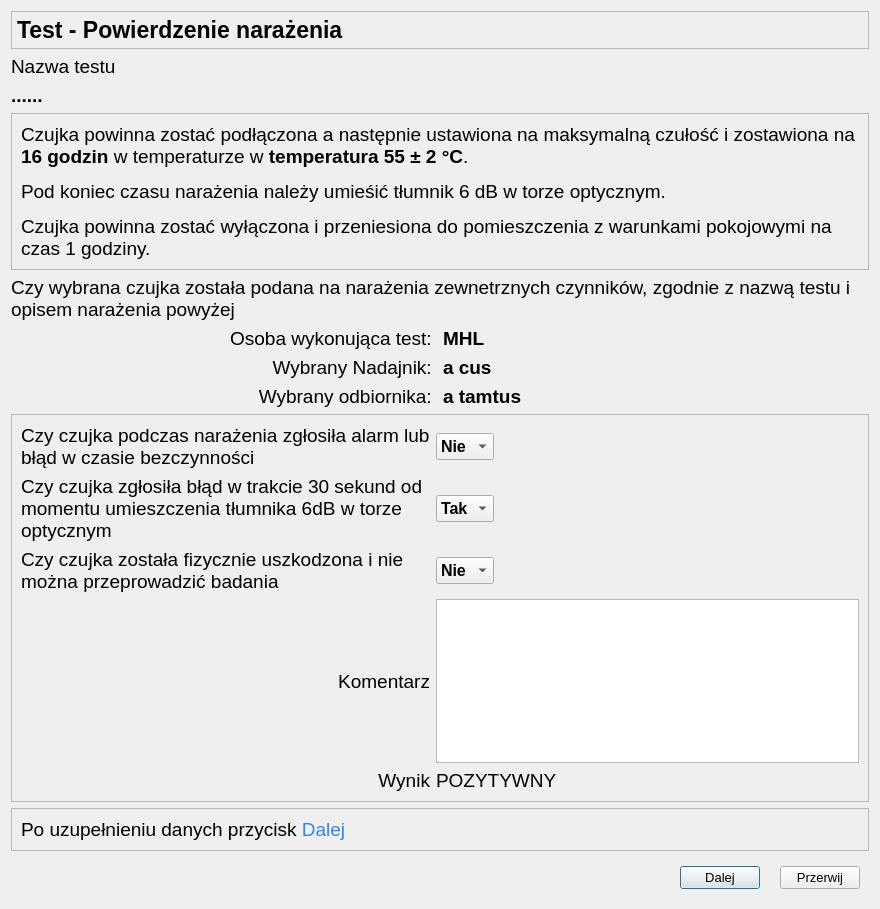
First picture: the form in CzujkiLinioweApp/oknopotwierdzenieemcnarazenie.ui, repository wiacekmarcin/CzujkiLiniowe, before the edit.
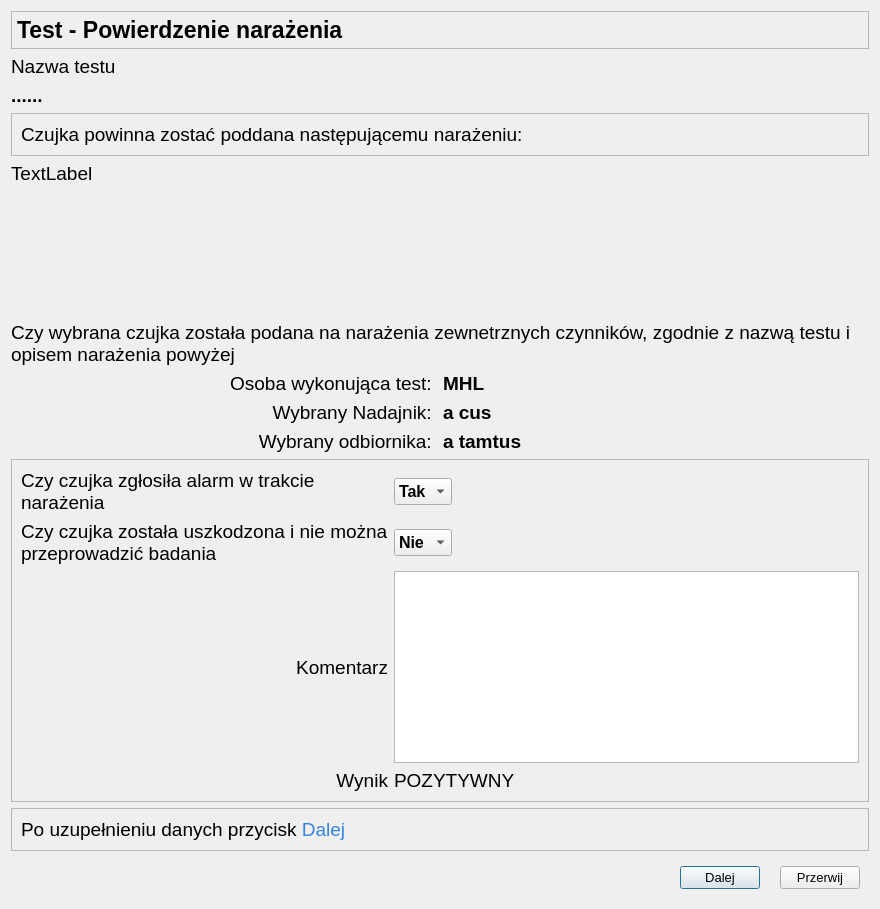
Second picture: the form after the edit. Icons and pictures are not drawn.

The edit to the form file:
```diff
--- a/CzujkiLinioweApp/oknopotwierdzenieemcnarazenie.ui
+++ b/CzujkiLinioweApp/oknopotwierdzenieemcnarazenie.ui
@@ -32,6 +32,132 @@
    <string>Parametry Testu - potwierdzenie wykonanych czynności</string>
   </property>
   <layout class="QGridLayout" name="gridLayout">
+   <item row="7" column="1">
+    <widget class="QLabel" name="osobaWykonujacaTest">
+     <property name="font">
+      <font>
+       <family>Arial</family>
+       <pointsize>14</pointsize>
+       <bold>true</bold>
+      </font>
+     </property>
+     <property name="text">
+      <string>MHL</string>
+     </property>
+    </widget>
+   </item>
+   <item row="12" column="0" colspan="2">
+    <widget class="QFrame" name="frame_2">
+     <property name="frameShape">
+      <enum>QFrame::StyledPanel</enum>
+     </property>
+     <property name="frameShadow">
+      <enum>QFrame::Raised</enum>
+     </property>
+     <layout class="QHBoxLayout" name="horizontalLayout_2">
+      <item>
+       <widget class="QLabel" name="infonext">
+        <property name="font">
+         <font>
+          <family>Arial</family>
+          <pointsize>14</pointsize>
+         </font>
+        </property>
+        <property name="text">
+         <string>&lt;html&gt;&lt;head/&gt;&lt;body&gt;&lt;p&gt;Po uzupełnieniu danych przycisk&lt;span style=&quot; color:#3584e4;&quot;&gt; Dalej&lt;/span&gt;&lt;/p&gt;&lt;/body&gt;&lt;/html&gt;</string>
+        </property>
+       </widget>
+      </item>
+     </layout>
+    </widget>
+   </item>
+   <item row="8" column="1">
+    <widget class="QLabel" name="numerNadajnika">
+     <property name="font">
+      <font>
+       <family>Arial</family>
+       <pointsize>14</pointsize>
+       <bold>true</bold>
+      </font>
+     </property>
+     <property name="text">
+      <string>a cus</string>
+     </property>
+    </widget>
+   </item>
+   <item row="6" column="0" colspan="2">
+    <widget class="QLabel" name="label_4">
+     <property name="font">
+      <font>
+       <family>Arial</family>
+       <pointsize>14</pointsize>
+      </font>
+     </property>
+     <property name="text">
+      <string>Czy wybrana czujka została podana na narażenia zewnetrznych czynników, zgodnie z nazwą testu i opisem narażenia powyżej</string>
+     </property>
+     <property name="wordWrap">
+      <bool>true</bool>
+     </property>
+    </widget>
+   </item>
+   <item row="5" column="0">
+    <spacer name="verticalSpacer">
+     <property name="orientation">
+      <enum>Qt::Vertical</enum>
+     </property>
+     <property name="sizeHint" stdset="0">
+      <size>
+       <width>20</width>
+       <height>40</height>
+      </size>
+     </property>
+    </spacer>
+   </item>
+   <item row="7" column="0">
+    <widget class="QLabel" name="lOsobaWykonujacaTest">
+     <property name="font">
+      <font>
+       <family>Arial</family>
+       <pointsize>14</pointsize>
+      </font>
+     </property>
+     <property name="text">
+      <string>Osoba wykonująca test: </string>
+     </property>
+     <property name="alignment">
+      <set>Qt::AlignRight|Qt::AlignTrailing|Qt::AlignVCenter</set>
+     </property>
+    </widget>
+   </item>
+   <item row="3" column="0" colspan="2">
+    <widget class="QFrame" name="fr_rozproszoneSwiatlo">
+     <property name="frameShape">
+      <enum>QFrame::StyledPanel</enum>
+     </property>
+     <property name="frameShadow">
+      <enum>QFrame::Raised</enum>
+     </property>
+     <layout class="QHBoxLayout" name="horizontalLayout_4">
+      <item>
+       <widget class="QLabel" name="narazenie">
+        <property name="font">
+         <font>
+          <family>Arial</family>
+          <pointsize>14</pointsize>
+         </font>
+        </property>
+        <property name="text">
+         <string>&lt;html&gt;&lt;head/&gt;&lt;body&gt;&lt;p&gt;Czujka powinna zostać poddana następującemu narażeniu:&lt;/p&gt;&lt;/body&gt;&lt;/html&gt;</string>
+        </property>
+        <property name="wordWrap">
+         <bool>true</bool>
+        </property>
+       </widget>
+      </item>
+     </layout>
+    </widget>
+   </item>
    <item row="0" column="0" colspan="2">
     <widget class="QFrame" name="frame">
      <property name="maximumSize">
@@ -82,152 +208,21 @@
      </layout>
     </widget>
    </item>
-   <item row="6" column="0">
-    <widget class="QLabel" name="lOsobaWykonujacaTest">
+   <item row="2" column="0" colspan="2">
+    <widget class="QLabel" name="testName">
      <property name="font">
       <font>
        <family>Arial</family>
        <pointsize>14</pointsize>
-      </font>
-     </property>
-     <property name="text">
-      <string>Osoba wykonująca test: </string>
-     </property>
-     <property name="alignment">
-      <set>Qt::AlignRight|Qt::AlignTrailing|Qt::AlignVCenter</set>
-     </property>
-    </widget>
-   </item>
-   <item row="11" column="0" colspan="2">
-    <widget class="QFrame" name="frame_2">
-     <property name="frameShape">
-      <enum>QFrame::StyledPanel</enum>
-     </property>
-     <property name="frameShadow">
-      <enum>QFrame::Raised</enum>
-     </property>
-     <layout class="QHBoxLayout" name="horizontalLayout_2">
-      <item>
-       <widget class="QLabel" name="infonext">
-        <property name="font">
-         <font>
-          <family>Arial</family>
-          <pointsize>14</pointsize>
-         </font>
-        </property>
-        <property name="text">
-         <string>&lt;html&gt;&lt;head/&gt;&lt;body&gt;&lt;p&gt;Po uzupełnieniu danych przycisk&lt;span style=&quot; color:#3584e4;&quot;&gt; Dalej&lt;/span&gt;&lt;/p&gt;&lt;/body&gt;&lt;/html&gt;</string>
-        </property>
-       </widget>
-      </item>
-     </layout>
-    </widget>
-   </item>
-   <item row="3" column="0" colspan="2">
-    <widget class="QFrame" name="fr_rozproszoneSwiatlo">
-     <property name="frameShape">
-      <enum>QFrame::StyledPanel</enum>
-     </property>
-     <property name="frameShadow">
-      <enum>QFrame::Raised</enum>
-     </property>
-     <layout class="QHBoxLayout" name="horizontalLayout_4">
-      <item>
-       <widget class="QLabel" name="narazenie">
-        <property name="font">
-         <font>
-          <family>Arial</family>
-          <pointsize>12</pointsize>
-         </font>
-        </property>
-        <property name="text">
-         <string>&lt;html&gt;&lt;head/&gt;&lt;body&gt;&lt;p&gt;&lt;span style=&quot; font-size:14pt;&quot;&gt;Czujka powinna zostać podłączona a następnie ustawiona na maksymalną czułość i zostawiona na &lt;/span&gt;&lt;span style=&quot; font-size:14pt; font-weight:700;&quot;&gt;16 godzin&lt;/span&gt;&lt;span style=&quot; font-size:14pt;&quot;&gt; w temperaturze w &lt;/span&gt;&lt;span style=&quot; font-size:14pt; font-weight:700;&quot;&gt;temperatura 55 ± 2 °C&lt;/span&gt;&lt;span style=&quot; font-size:14pt;&quot;&gt;.&lt;/span&gt;&lt;/p&gt;&lt;p&gt;&lt;span style=&quot; font-size:14pt;&quot;&gt;Pod koniec czasu narażenia należy umieśić tłumnik 6 dB w torze optycznym. &lt;/span&gt;&lt;/p&gt;&lt;p&gt;&lt;span style=&quot; font-size:14pt;&quot;&gt;Czujka powinna zostać wyłączona i przeniesiona do pomieszczenia z warunkami pokojowymi na czas 1 godziny. &lt;/span&gt;&lt;/p&gt;&lt;/body&gt;&lt;/html&gt;</string>
-        </property>
-        <property name="wordWrap">
-         <bool>true</bool>
-        </property>
-       </widget>
-      </item>
-     </layout>
-    </widget>
-   </item>
-   <item row="8" column="0">
-    <widget class="QLabel" name="eReceiver">
-     <property name="font">
-      <font>
-       <family>Arial</family>
-       <pointsize>14</pointsize>
-      </font>
-     </property>
-     <property name="text">
-      <string>Wybrany odbiornika: </string>
-     </property>
-     <property name="alignment">
-      <set>Qt::AlignRight|Qt::AlignTrailing|Qt::AlignVCenter</set>
-     </property>
-    </widget>
-   </item>
-   <item row="5" column="0" colspan="2">
-    <widget class="QLabel" name="label_4">
-     <property name="font">
-      <font>
-       <family>Arial</family>
-       <pointsize>14</pointsize>
-      </font>
-     </property>
-     <property name="text">
-      <string>Czy wybrana czujka została podana na narażenia zewnetrznych czynników, zgodnie z nazwą testu i opisem narażenia powyżej</string>
-     </property>
-     <property name="wordWrap">
-      <bool>true</bool>
-     </property>
-    </widget>
-   </item>
-   <item row="6" column="1">
-    <widget class="QLabel" name="osobaWykonujacaTest">
-     <property name="font">
-      <font>
-       <family>Arial</family>
-       <pointsize>14</pointsize>
        <bold>true</bold>
       </font>
      </property>
      <property name="text">
-      <string>MHL</string>
+      <string>......</string>
      </property>
     </widget>
    </item>
-   <item row="1" column="0">
-    <widget class="QLabel" name="lTestName">
-     <property name="font">
-      <font>
-       <family>Arial</family>
-       <pointsize>14</pointsize>
-      </font>
-     </property>
-     <property name="text">
-      <string>Nazwa testu</string>
-     </property>
-     <property name="alignment">
-      <set>Qt::AlignLeading|Qt::AlignLeft|Qt::AlignVCenter</set>
-     </property>
-    </widget>
-   </item>
-   <item row="8" column="1">
-    <widget class="QLabel" name="numerReceiver">
-     <property name="font">
-      <font>
-       <family>Arial</family>
-       <pointsize>14</pointsize>
-       <bold>true</bold>
-      </font>
-     </property>
-     <property name="text">
-      <string>a tamtus</string>
-     </property>
-    </widget>
-   </item>
-   <item row="12" column="0" colspan="2">
+   <item row="13" column="0" colspan="2">
     <widget class="QWidget" name="widget" native="true">
      <layout class="QHBoxLayout" name="horizontalLayout_3">
       <property name="spacing">
@@ -271,21 +266,7 @@
      </layout>
     </widget>
    </item>
-   <item row="2" column="0" colspan="2">
-    <widget class="QLabel" name="testName">
-     <property name="font">
-      <font>
-       <family>Arial</family>
-       <pointsize>14</pointsize>
-       <bold>true</bold>
-      </font>
-     </property>
-     <property name="text">
-      <string>......</string>
-     </property>
-    </widget>
-   </item>
-   <item row="7" column="0">
+   <item row="8" column="0">
     <widget class="QLabel" name="eTransmitter">
      <property name="font">
       <font>
@@ -301,34 +282,23 @@
      </property>
     </widget>
    </item>
-   <item row="7" column="1">
-    <widget class="QLabel" name="numerNadajnika">
+   <item row="1" column="0">
+    <widget class="QLabel" name="lTestName">
      <property name="font">
       <font>
        <family>Arial</family>
        <pointsize>14</pointsize>
-       <bold>true</bold>
       </font>
      </property>
      <property name="text">
-      <string>a cus</string>
+      <string>Nazwa testu</string>
+     </property>
+     <property name="alignment">
+      <set>Qt::AlignLeading|Qt::AlignLeft|Qt::AlignVCenter</set>
      </property>
     </widget>
    </item>
-   <item row="4" column="0">
-    <spacer name="verticalSpacer">
-     <property name="orientation">
-      <enum>Qt::Vertical</enum>
-     </property>
-     <property name="sizeHint" stdset="0">
-      <size>
-       <width>20</width>
-       <height>40</height>
-      </size>
-     </property>
-    </spacer>
-   </item>
-   <item row="9" column="0" colspan="2">
+   <item row="10" column="0" colspan="2">
     <widget class="QFrame" name="frame_potwierdzenienarazenia">
      <property name="frameShape">
       <enum>QFrame::StyledPanel</enum>
@@ -337,80 +307,10 @@
       <enum>QFrame::Raised</enum>
      </property>
      <layout class="QGridLayout" name="gridLayout_2">
-      <item row="0" column="0">
-       <widget class="QLabel" name="etAlarm">
-        <property name="font">
-         <font>
-          <family>Arial</family>
-          <pointsize>14</pointsize>
-         </font>
-        </property>
-        <property name="text">
-         <string>Czy czujka podczas narażenia zgłosiła alarm lub błąd w czasie bezczynności</string>
-        </property>
-        <property name="wordWrap">
-         <bool>true</bool>
-        </property>
-       </widget>
-      </item>
       <item row="0" column="1">
-       <layout class="QHBoxLayout" name="horizontalLayout_5">
-        <item>
-         <widget class="QComboBox" name="cbAlarmYesNo">
-          <property name="font">
-           <font>
-            <family>Arial</family>
-            <pointsize>12</pointsize>
-            <bold>true</bold>
-           </font>
-          </property>
-          <item>
-           <property name="text">
-            <string>Nie</string>
-           </property>
-          </item>
-          <item>
-           <property name="text">
-            <string>Tak</string>
-           </property>
-          </item>
-         </widget>
-        </item>
-        <item>
-         <spacer name="horizontalSpacer_2">
-          <property name="orientation">
-           <enum>Qt::Horizontal</enum>
-          </property>
-          <property name="sizeHint" stdset="0">
-           <size>
-            <width>40</width>
-            <height>20</height>
-           </size>
-          </property>
-         </spacer>
-        </item>
-       </layout>
-      </item>
-      <item row="1" column="0">
-       <widget class="QLabel" name="etTlumnik">
-        <property name="font">
-         <font>
-          <family>Arial</family>
-          <pointsize>14</pointsize>
-         </font>
-        </property>
-        <property name="text">
-         <string>Czy czujka zgłosiła błąd w trakcie 30 sekund od momentu umieszczenia tłumnika 6dB w torze optycznym</string>
-        </property>
-        <property name="wordWrap">
-         <bool>true</bool>
-        </property>
-       </widget>
-      </item>
-      <item row="1" column="1">
        <layout class="QHBoxLayout" name="horizontalLayout_6">
         <item>
-         <widget class="QComboBox" name="cbTlumnik">
+         <widget class="QComboBox" name="cbAlarmYesNo">
           <property name="font">
            <font>
             <family>Arial</family>
@@ -446,6 +346,22 @@
        </layout>
       </item>
       <item row="2" column="0">
+       <widget class="QLabel" name="label_3">
+        <property name="font">
+         <font>
+          <family>Arial</family>
+          <pointsize>14</pointsize>
+         </font>
+        </property>
+        <property name="text">
+         <string>Komentarz</string>
+        </property>
+        <property name="alignment">
+         <set>Qt::AlignRight|Qt::AlignTrailing|Qt::AlignVCenter</set>
+        </property>
+       </widget>
+      </item>
+      <item row="1" column="0">
        <widget class="QLabel" name="etUszkodzenie">
         <property name="font">
          <font>
@@ -454,14 +370,46 @@
          </font>
         </property>
         <property name="text">
-         <string>Czy czujka została fizycznie uszkodzona i nie można przeprowadzić badania</string>
+         <string>Czy czujka została uszkodzona i nie można przeprowadzić badania</string>
         </property>
         <property name="wordWrap">
          <bool>true</bool>
         </property>
        </widget>
       </item>
-      <item row="2" column="1">
+      <item row="3" column="0">
+       <widget class="QLabel" name="etWynik">
+        <property name="font">
+         <font>
+          <family>Arial</family>
+          <pointsize>14</pointsize>
+         </font>
+        </property>
+        <property name="text">
+         <string>Wynik</string>
+        </property>
+        <property name="alignment">
+         <set>Qt::AlignRight|Qt::AlignTrailing|Qt::AlignVCenter</set>
+        </property>
+       </widget>
+      </item>
+      <item row="0" column="0">
+       <widget class="QLabel" name="etTlumnik">
+        <property name="font">
+         <font>
+          <family>Arial</family>
+          <pointsize>14</pointsize>
+         </font>
+        </property>
+        <property name="text">
+         <string>Czy czujka zgłosiła alarm w trakcie narażenia</string>
+        </property>
+        <property name="wordWrap">
+         <bool>true</bool>
+        </property>
+       </widget>
+      </item>
+      <item row="1" column="1">
        <layout class="QHBoxLayout" name="horizontalLayout_61">
         <item>
          <widget class="QComboBox" name="cbUszkodzenie">
@@ -499,42 +447,7 @@
         </item>
        </layout>
       </item>
-      <item row="3" column="0">
-       <widget class="QLabel" name="label_3">
-        <property name="font">
-         <font>
-          <family>Arial</family>
-          <pointsize>14</pointsize>
-         </font>
-        </property>
-        <property name="text">
-         <string>Komentarz</string>
-        </property>
-        <property name="alignment">
-         <set>Qt::AlignRight|Qt::AlignTrailing|Qt::AlignVCenter</set>
-        </property>
-       </widget>
-      </item>
       <item row="3" column="1">
-       <widget class="QPlainTextEdit" name="komentarz"/>
-      </item>
-      <item row="4" column="0">
-       <widget class="QLabel" name="etWynik">
-        <property name="font">
-         <font>
-          <family>Arial</family>
-          <pointsize>14</pointsize>
-         </font>
-        </property>
-        <property name="text">
-         <string>Wynik</string>
-        </property>
-        <property name="alignment">
-         <set>Qt::AlignRight|Qt::AlignTrailing|Qt::AlignVCenter</set>
-        </property>
-       </widget>
-      </item>
-      <item row="4" column="1">
        <widget class="QLabel" name="wynik_narazenia">
         <property name="font">
          <font>
@@ -547,9 +460,55 @@
         </property>
        </widget>
       </item>
+      <item row="2" column="1">
+       <widget class="QPlainTextEdit" name="komentarz"/>
+      </item>
      </layout>
     </widget>
    </item>
+   <item row="9" column="1">
+    <widget class="QLabel" name="numerReceiver">
+     <property name="font">
+      <font>
+       <family>Arial</family>
+       <pointsize>14</pointsize>
+       <bold>true</bold>
+      </font>
+     </property>
+     <property name="text">
+      <string>a tamtus</string>
+     </property>
+    </widget>
+   </item>
+   <item row="9" column="0">
+    <widget class="QLabel" name="eReceiver">
+     <property name="font">
+      <font>
+       <family>Arial</family>
+       <pointsize>14</pointsize>
+      </font>
+     </property>
+     <property name="text">
+      <string>Wybrany odbiornika: </string>
+     </property>
+     <property name="alignment">
+      <set>Qt::AlignRight|Qt::AlignTrailing|Qt::AlignVCenter</set>
+     </property>
+    </widget>
+   </item>
+   <item row="4" column="0">
+    <widget class="QLabel" name="opisNarazenia">
+     <property name="font">
+      <font>
+       <family>Arial</family>
+       <pointsize>14</pointsize>
+      </font>
+     </property>
+     <property name="text">
+      <string>TextLabel</string>
+     </property>
+    </widget>
+   </item>
   </layout>
  </widget>
  <resources/>
```
